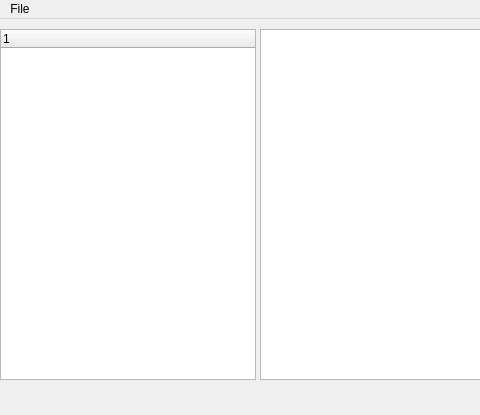
Gordarg/gordarg.github.io, file program/g.ui: the form before one commit; both pictures show x 0 to 480 and y 0 to 415 of the 748 by 415 pixel window.
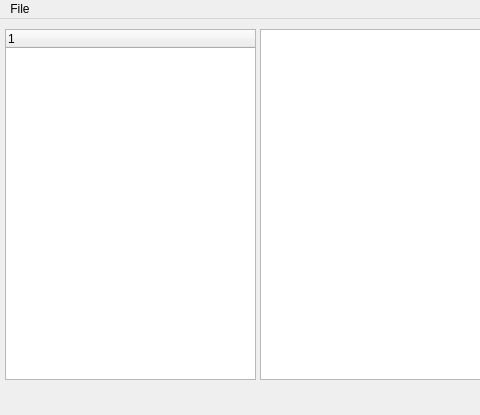
The form after the commit.

```diff
--- a/program/g.ui
+++ b/program/g.ui
@@ -27,9 +27,9 @@
    <widget class="QTreeWidget" name="treeWidget">
     <property name="geometry">
      <rect>
-      <x>0</x>
+      <x>5</x>
       <y>10</y>
-      <width>256</width>
+      <width>251</width>
       <height>351</height>
      </rect>
     </property>
```
Left out of the diff: 31 changed lines with no effect on the pictures.
